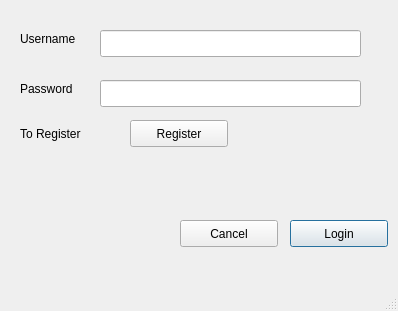
Before: the Qt Designer form TheApp/login.ui in krishna0512/drf, drawn with Qt 5.
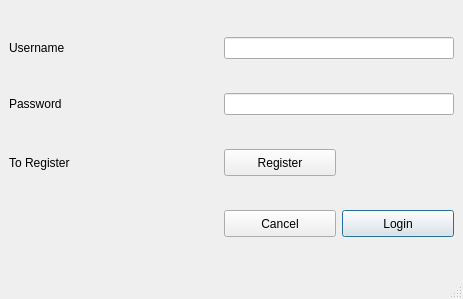
After: the same form once the commit is applied.

Patch:
```diff
--- a/TheApp/login.ui
+++ b/TheApp/login.ui
@@ -6,77 +6,66 @@
    <rect>
     <x>0</x>
     <y>0</y>
-    <width>398</width>
-    <height>311</height>
+    <width>463</width>
+    <height>299</height>
    </rect>
   </property>
   <property name="windowTitle">
    <string>MainWindow</string>
   </property>
   <widget class="QWidget" name="centralwidget">
-   <widget class="QPushButton" name="registerButton">
-    <property name="geometry">
-     <rect>
-      <x>130</x>
-      <y>120</y>
-      <width>98</width>
-      <height>27</height>
-     </rect>
-    </property>
-    <property name="focusPolicy">
-     <enum>Qt::StrongFocus</enum>
-    </property>
-    <property name="text">
-     <string>Register</string>
-    </property>
-   </widget>
-   <widget class="QLabel" name="registerLabel">
-    <property name="geometry">
-     <rect>
-      <x>20</x>
-      <y>125</y>
-      <width>81</width>
-      <height>17</height>
-     </rect>
-    </property>
-    <property name="text">
-     <string>To Register </string>
-    </property>
-   </widget>
+   <layout class="QGridLayout" name="gridLayout">
+    <item row="0" column="0">
    <widget class="QLabel" name="usernameLabel">
-    <property name="geometry">
-     <rect>
-      <x>20</x>
-      <y>30</y>
-      <width>66</width>
-      <height>17</height>
-     </rect>
-    </property>
     <property name="text">
      <string>Username</string>
     </property>
    </widget>
+    </item>
+    <item row="0" column="2" colspan="2">
+     <widget class="QLineEdit" name="username"/>
+    </item>
+    <item row="1" column="0">
    <widget class="QLabel" name="passwordLabel">
-    <property name="geometry">
-     <rect>
-      <x>20</x>
-      <y>80</y>
-      <width>66</width>
-      <height>17</height>
-     </rect>
-    </property>
     <property name="text">
      <string>Password</string>
     </property>
    </widget>
+    </item>
+    <item row="1" column="2" colspan="2">
+     <widget class="QLineEdit" name="password">
+      <property name="echoMode">
+       <enum>QLineEdit::Password</enum>
+      </property>
+     </widget>
+    </item>
+    <item row="2" column="0">
+     <widget class="QLabel" name="registerLabel">
+      <property name="text">
+       <string>To Register </string>
+      </property>
+     </widget>
+    </item>
+    <item row="3" column="2">
+     <widget class="QPushButton" name="cancelButton">
+      <property name="maximumSize">
+       <size>
+        <width>112</width>
+        <height>27</height>
+       </size>
+      </property>
+      <property name="text">
+       <string>Cancel</string>
+      </property>
+     </widget>
+    </item>
+    <item row="3" column="3">
    <widget class="QPushButton" name="loginButton">
-    <property name="geometry">
-     <rect>
-      <x>290</x>
-      <y>220</y>
-      <width>98</width>
+      <property name="maximumSize">
+       <size>
+        <width>112</width>
       <height>27</height>
-     </rect>
+       </size>
     </property>
     <property name="text">
      <string>Login</string>
@@ -85,42 +74,24 @@
      <bool>true</bool>
     </property>
    </widget>
-   <widget class="QPushButton" name="cancelButton">
-    <property name="geometry">
-     <rect>
-      <x>180</x>
-      <y>220</y>
-      <width>98</width>
+    </item>
+    <item row="2" column="2">
+     <widget class="QPushButton" name="registerButton">
+      <property name="maximumSize">
+       <size>
+        <width>112</width>
       <height>27</height>
-     </rect>
+       </size>
+      </property>
+      <property name="focusPolicy">
+       <enum>Qt::StrongFocus</enum>
     </property>
     <property name="text">
-     <string>Cancel</string>
-    </property>
-   </widget>
-   <widget class="QLineEdit" name="username">
-    <property name="geometry">
-     <rect>
-      <x>100</x>
-      <y>30</y>
-      <width>261</width>
-      <height>27</height>
-     </rect>
-    </property>
-   </widget>
-   <widget class="QLineEdit" name="password">
-    <property name="geometry">
-     <rect>
-      <x>100</x>
-      <y>80</y>
-      <width>261</width>
-      <height>27</height>
-     </rect>
-    </property>
-    <property name="echoMode">
-     <enum>QLineEdit::Password</enum>
-    </property>
-   </widget>
+       <string>Register</string>
+      </property>
+     </widget>
+    </item>
+   </layout>
   </widget>
   <widget class="QMenuBar" name="menubar">
    <property name="geometry">
```
Left out of the diff: 3 changed lines with no effect on the pictures. Lines whose indentation alone changed are shown as unchanged.
